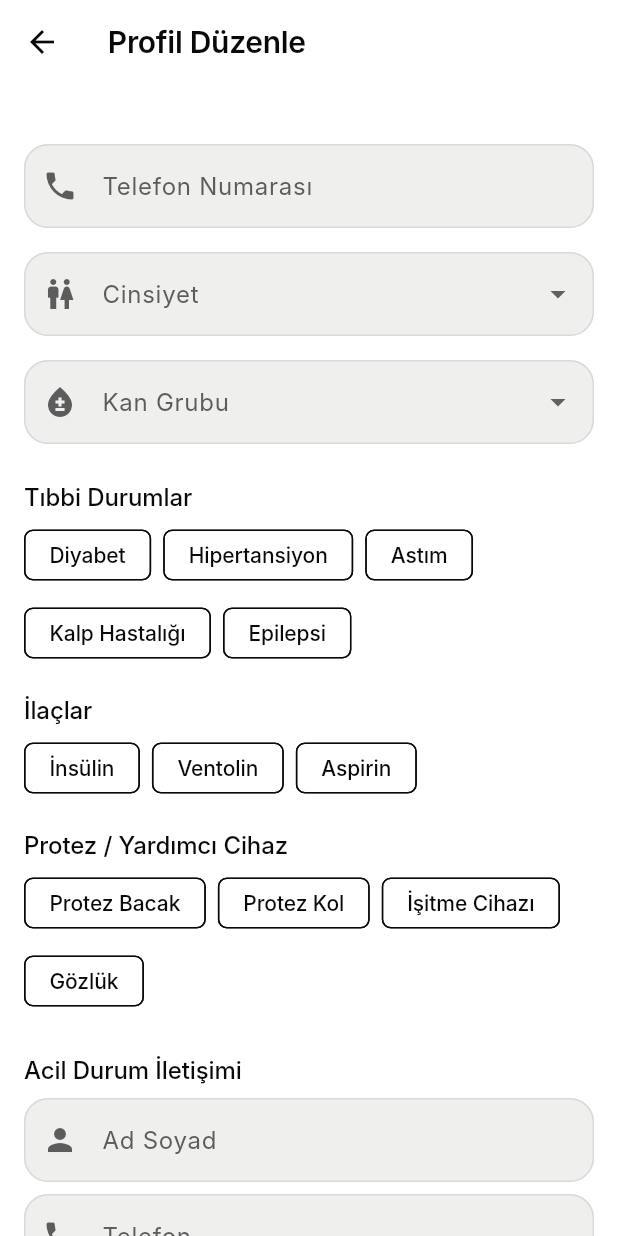
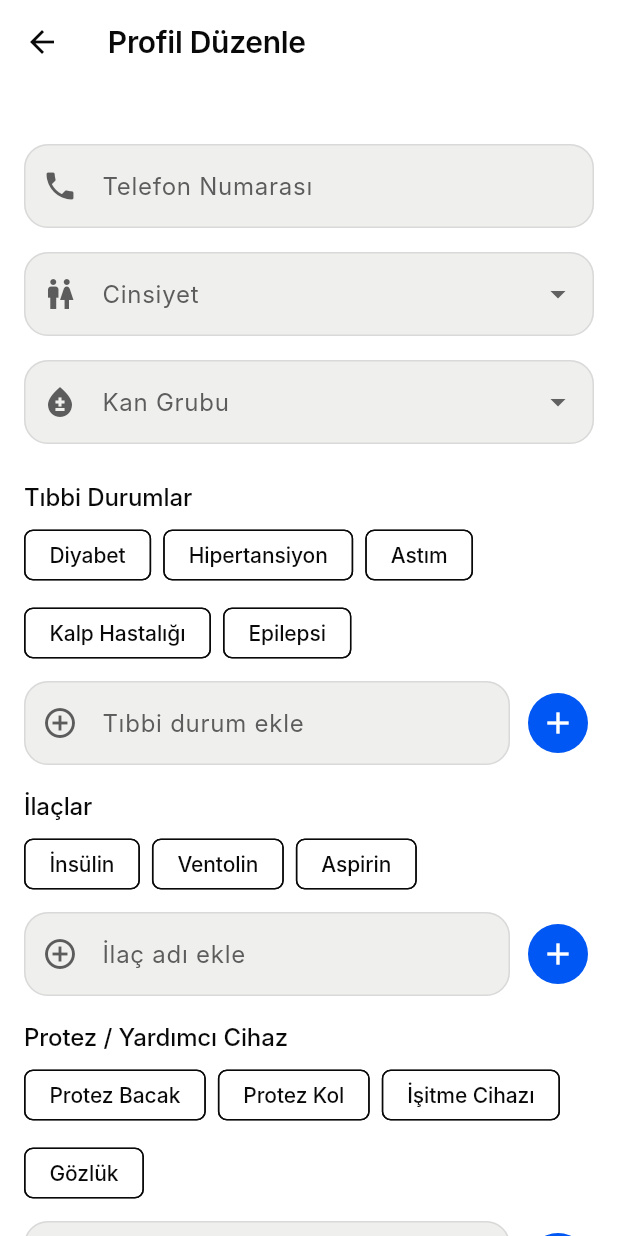
Before and after one commit to hayat-agi/mobile, a Flutter app: the ProfileEditPage screen opened by its route, on a phone screen of 412 x 824 dp. Run offline on Flutter 3.47's test engine with Material 3 defaults, Android fonts, the phone set to English and light mode, and no system bars; our stand-ins replace battery_plus, dio, flutter_blue_plus, flutter_local_notifications, flutter_secure_storage, flutter_tts and 8 more; missing offline and left inert: android_id, flutter_foreground_task, screen_brightness, torch_light; accounts and stored records are empty; network calls fail; Roboto replaces fonts that are missing (Inter).

Commit message:
Add profile consent and custom health entries

```diff
--- a/lib/features/settings/profile_edit_page.dart
+++ b/lib/features/settings/profile_edit_page.dart
@@ -28,6 +28,9 @@ class _ProfileEditPageState extends State<ProfileEditPage> {
   final _emergencyNameController = TextEditingController();
   final _emergencyPhoneController = TextEditingController();
   final _emergencyRelationController = TextEditingController();
+  final _conditionController = TextEditingController();
+  final _medicationController = TextEditingController();
+  final _prostheticController = TextEditingController();
 
   String? _selectedBloodType;
   String? _selectedGender;
@@ -37,6 +40,7 @@ class _ProfileEditPageState extends State<ProfileEditPage> {
   SystemOptions _options = SystemOptions.defaults();
   bool _isLoading = false;
   bool _isSaving = false;
+  bool _privacyAccepted = false;
 
   String get _pageTitle =>
       widget.isInitialSetup ? 'Profil Bilgileri' : 'Profil Düzenle';
@@ -53,6 +57,9 @@ class _ProfileEditPageState extends State<ProfileEditPage> {
     _emergencyNameController.dispose();
     _emergencyPhoneController.dispose();
     _emergencyRelationController.dispose();
+    _conditionController.dispose();
+    _medicationController.dispose();
+    _prostheticController.dispose();
     super.dispose();
   }
 
@@ -86,6 +93,17 @@ class _ProfileEditPageState extends State<ProfileEditPage> {
 
   Future<void> _save() async {
     if (!_formKey.currentState!.validate()) return;
+    if (widget.isInitialSetup && !_privacyAccepted) {
+      ScaffoldMessenger.of(context).showSnackBar(
+        SnackBar(
+          content: const Text(
+            'Devam etmek için bilgilendirme metnini onaylayın',
+          ),
+          backgroundColor: AppColors.danger,
+        ),
+      );
+      return;
+    }
 
     setState(() => _isSaving = true);
 
@@ -157,6 +175,19 @@ class _ProfileEditPageState extends State<ProfileEditPage> {
     });
   }
 
+  void _addCustomItem(TextEditingController controller, List<String> selected) {
+    final value = controller.text.trim();
+    if (value.isEmpty) return;
+
+    final exists = selected.any(
+      (item) => item.toLowerCase() == value.toLowerCase(),
+    );
+    if (!exists) {
+      setState(() => selected.add(value));
+    }
+    controller.clear();
+  }
+
   @override
   Widget build(BuildContext context) {
     final theme = Theme.of(context);
@@ -201,7 +232,9 @@ class _ProfileEditPageState extends State<ProfileEditPage> {
                 prefixIcon: Icon(Icons.wc),
               ),
               items: _options.genderLabels.entries
-                  .map((e) => DropdownMenuItem(value: e.key, child: Text(e.value)))
+                  .map(
+                    (e) => DropdownMenuItem(value: e.key, child: Text(e.value)),
+                  )
                   .toList(),
               onChanged: (v) => setState(() => _selectedGender = v),
             ),
@@ -226,6 +259,8 @@ class _ProfileEditPageState extends State<ProfileEditPage> {
               'Tıbbi Durumlar',
               _options.medicalConditions,
               _selectedConditions,
+              _conditionController,
+              'Tıbbi durum ekle',
             ),
             const SizedBox(height: AppSpacing.md),
 
@@ -234,6 +269,8 @@ class _ProfileEditPageState extends State<ProfileEditPage> {
               'İlaçlar',
               _options.medications,
               _selectedMedications,
+              _medicationController,
+              'İlaç adı ekle',
             ),
             const SizedBox(height: AppSpacing.md),
 
@@ -242,6 +279,8 @@ class _ProfileEditPageState extends State<ProfileEditPage> {
               'Protez / Yardımcı Cihaz',
               _options.prosthetics,
               _selectedProsthetics,
+              _prostheticController,
+              'Protez veya yardımcı cihaz ekle',
             ),
             const SizedBox(height: AppSpacing.lg),
 
@@ -277,6 +316,11 @@ class _ProfileEditPageState extends State<ProfileEditPage> {
               ),
             ),
             const SizedBox(height: AppSpacing.xl),
+
+            if (widget.isInitialSetup) ...[
+              _buildPrivacyConsentCard(theme),
+              const SizedBox(height: AppSpacing.lg),
+            ],
 
             PrimaryButton(
               label: widget.isInitialSetup ? 'Kaydet ve Devam Et' : 'Kaydet',
@@ -334,7 +378,11 @@ class _ProfileEditPageState extends State<ProfileEditPage> {
     String title,
     List<String> options,
     List<String> selected,
+    TextEditingController customController,
+    String customHint,
   ) {
+    final visibleOptions = <String>{...options, ...selected}.toList();
+
     return Column(
       crossAxisAlignment: CrossAxisAlignment.start,
       children: [
@@ -343,7 +391,7 @@ class _ProfileEditPageState extends State<ProfileEditPage> {
         Wrap(
           spacing: AppSpacing.sm,
           runSpacing: AppSpacing.xs,
-          children: options.map((option) {
+          children: visibleOptions.map((option) {
             final isSelected = selected.contains(option);
             return FilterChip(
               label: Text(option),
@@ -352,7 +400,69 @@ class _ProfileEditPageState extends State<ProfileEditPage> {
             );
           }).toList(),
         ),
+        const SizedBox(height: AppSpacing.sm),
+        Row(
+          children: [
+            Expanded(
+              child: TextFormField(
+                controller: customController,
+                decoration: InputDecoration(
+                  labelText: customHint,
+                  prefixIcon: const Icon(Icons.add_circle_outline),
+                ),
+                textInputAction: TextInputAction.done,
+                onFieldSubmitted: (_) =>
+                    _addCustomItem(customController, selected),
+              ),
+            ),
+            const SizedBox(width: AppSpacing.sm),
+            IconButton.filled(
+              tooltip: 'Ekle',
+              onPressed: () => _addCustomItem(customController, selected),
+              icon: const Icon(Icons.add),
+            ),
+          ],
+        ),
       ],
     );
   }
+
+  Widget _buildPrivacyConsentCard(ThemeData theme) {
+    return Card(
+      child: Padding(
+        padding: const EdgeInsets.all(AppSpacing.md),
+        child: Row(
+          crossAxisAlignment: CrossAxisAlignment.start,
+          children: [
+            Checkbox(
+              value: _privacyAccepted,
+              onChanged: (value) {
+                setState(() => _privacyAccepted = value ?? false);
+              },
+            ),
+            const SizedBox(width: AppSpacing.xs),
+            Expanded(
+              child: Column(
+                crossAxisAlignment: CrossAxisAlignment.start,
+                children: [
+                  Text(
+                    'Bilgilendirme ve Onay',
+                    style: AppTypography.titleMedium(context),
+                  ),
+                  const SizedBox(height: AppSpacing.xs),
+                  Text(
+                    'Paylaştığınız sağlık, ilaç, protez/yardımcı cihaz ve acil iletişim bilgileri afet anında size daha hızlı ve doğru destek sağlanabilmesi amacıyla kullanılacaktır. Bu bilgilerin doğru, güncel ve size ait olduğunu beyan eder; hatalı veya eksik bilgi girişinden doğabilecek sonuçlardan sorumlu olduğunuzu kabul edersiniz. Bilgileriniz yalnızca uygulamanın afet ve acil durum işlevleri kapsamında işlenir.',
+                    style: AppTypography.bodySmall(context).copyWith(
+                      color: theme.colorScheme.onSurfaceVariant,
+                      height: 1.4,
+                    ),
+                  ),
+                ],
+              ),
+            ),
+          ],
+        ),
+      ),
+    );
+  }
 }
```
